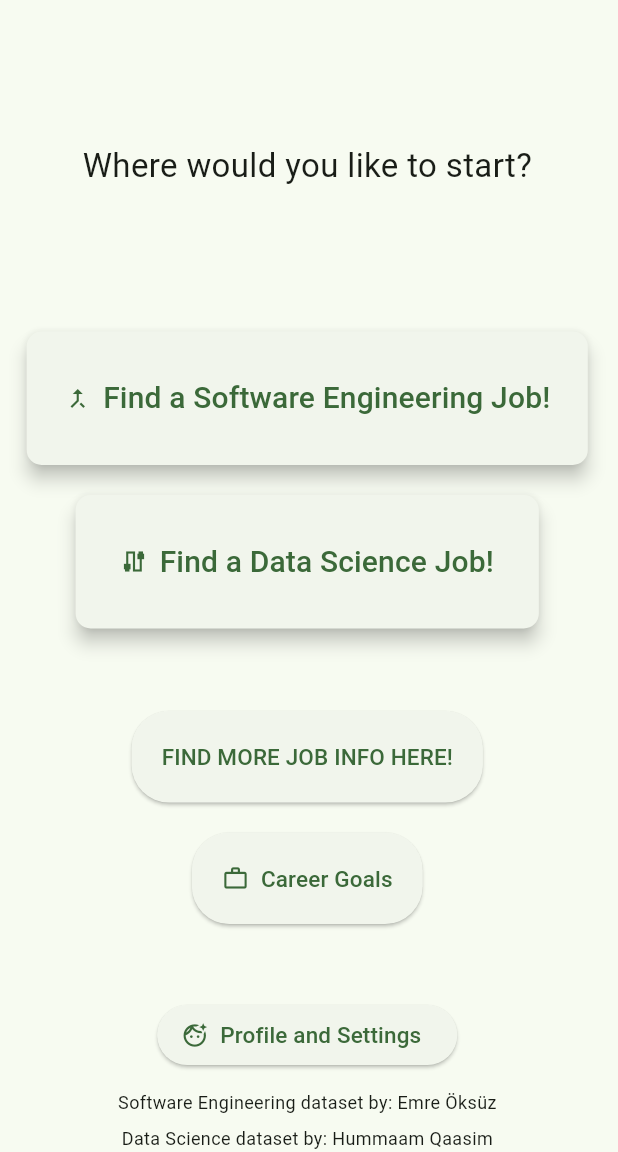
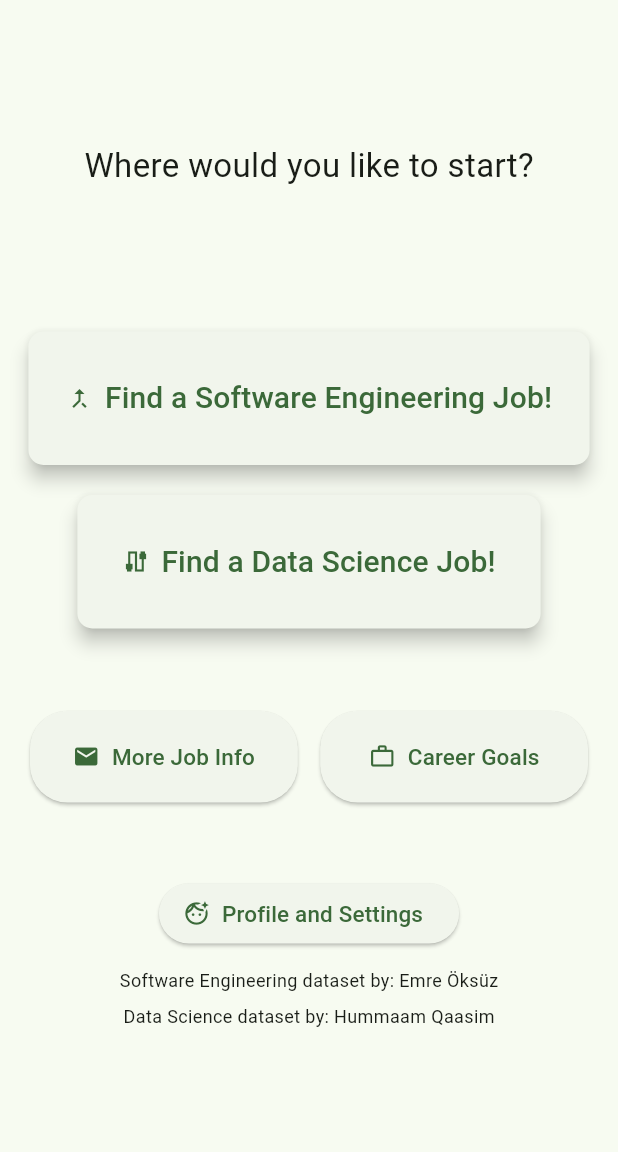
Before and after one commit to juliaetz/jobSearchApp, a Flutter app: the screen it shows once a user with an empty profile is signed in, on a phone screen of 412 x 824 dp, the part 84-1236 px from its top. Run offline on Flutter 3.47's test engine with Material 3 defaults, Android fonts, the phone set to English and light mode, and no system bars; our stand-ins replace cloud_firestore, csv, firebase_auth, firebase_core, image_picker, shared_preferences; missing offline and left inert: flutter_inappwebview; accounts and stored records are empty.

Commit message:
fix button placement

```diff
--- a/lib/VIEW/jobHomePage.dart
+++ b/lib/VIEW/jobHomePage.dart
@@ -98,28 +98,33 @@ class JobHomePage extends StatelessWidget {
           SizedBox(height: 55),
 
 
-          // GO TO LOCATIONS PAGE (OR JOB INFO PAGE? WHICHEVER ONE FIRST?)
-          ElevatedButton(
+          Padding(
+            padding: EdgeInsets.symmetric(horizontal: 20),
+            child: Row(
+              mainAxisAlignment: MainAxisAlignment.spaceEvenly,
+              children: [
+                Expanded(
+                  // BUTTON TO JOB INFO PAGE
+                  child: ElevatedButton.icon(
                     onPressed: (){
                       Navigator.push(context, MaterialPageRoute(
-                builder: (context) => JobInfoPage(BasicJobInfoPresenter(), title: 'INFO', key: const Key('INFO')),
-                //builder: (context) => JobInfoPage(JobInfoPresenter(), key: key, title: "Job Information"),
-              ));
+                          builder: (context) => JobInfoPage(BasicJobInfoPresenter(), title: 'INFO', key: const Key('INFO'))));
                       },
                     style: ElevatedButton.styleFrom(
                       padding: EdgeInsets.symmetric(vertical: 20, horizontal: 20),
                       shape: RoundedRectangleBorder(borderRadius: BorderRadius.circular(25)),
                     ),
-            child: Text(
-              "FIND MORE JOB INFO HERE!",
-              style: TextStyle(fontSize: 15),
-            )
+                    icon: Icon(Icons.mail),
+                    label: Text("More Job Info", style: TextStyle(fontSize: 15)),
+                  ),
                 ),
 
-          SizedBox(height: 20),
+                SizedBox(width: 15),
 
+
+                Expanded(
                   //Button to do to the career goals page
-          ElevatedButton.icon(
+                  child: ElevatedButton.icon(
                     //Currently goes to the settings page as a placeholder CHANGE WHEN CAREER GOALS PAGE IS FUNCTIONAL
                       onPressed: () {
                         Navigator.push(
@@ -140,7 +145,11 @@ class JobHomePage extends StatelessWidget {
                         ),
                       ),
                       icon: Icon(Icons.work_outline_outlined)
+                  ),
 
+                ),
+              ],
+            )
           ),
 
         SizedBox(height: 50),
```
Lines whose indentation alone changed are shown as unchanged.
